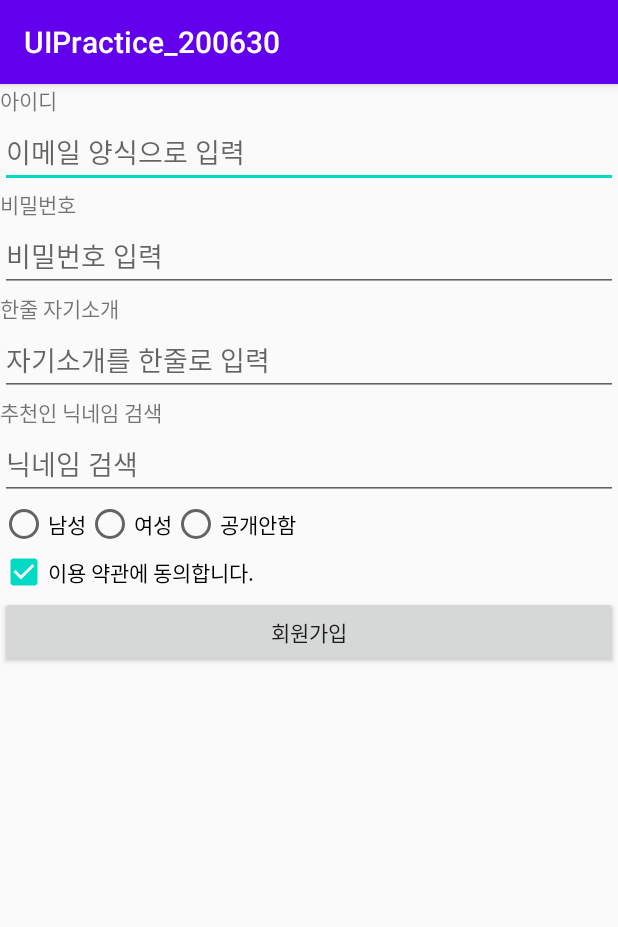
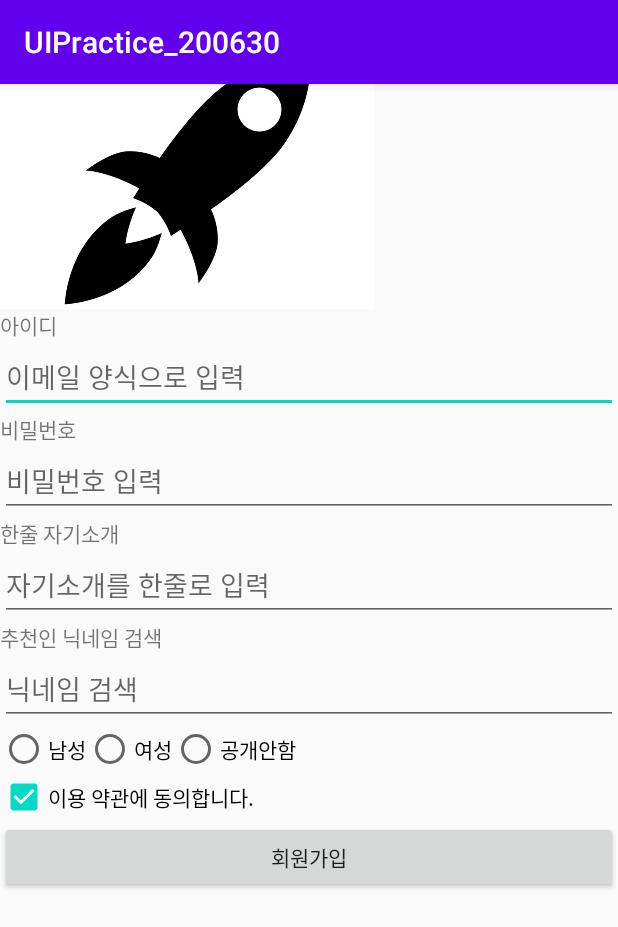
Before and after one commit to ShiriBot/UIPractice_200630, an Android app: the screen it shows after launch (MainActivity), on a phone screen of 412 x 824 dp. Shown: the top 927 px of the screen. Run offline under Robolectric (Android 15) with nearby library versions, the phone set to English and light mode, and no system bars.

Commit message:
그림파일 추가 / 이미지뷰에 반영

```diff
--- a/app/src/main/res/layout/activity_main.xml
+++ b/app/src/main/res/layout/activity_main.xml
@@ -6,6 +6,12 @@
     android:layout_height="match_parent"
     android:orientation="vertical"
     tools:context=".MainActivity">
+
+    <ImageView
+        android:layout_width="250dp"
+        android:layout_height="150dp"
+        android:scaleType="centerCrop"
+        android:src="@drawable/image_file_rocket"/>
 
     <TextView
         android:layout_width="wrap_content"
```
Also changed, not shown: app/src/main/res/drawable/image_file_rocket.jpg (added).
